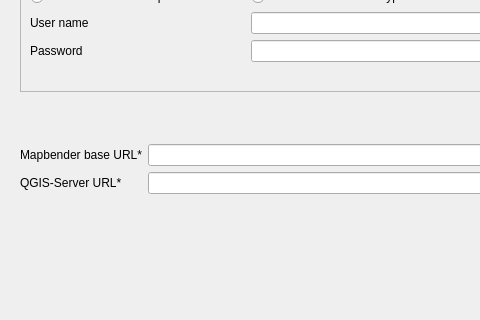
Before: the Qt Designer form dialogs/ui/server_config_dialog.ui in WhereGroup/qgis2mapbender, drawn with Qt 5; both pictures show x 0 to 480 and y 112 to 432 of the 868 by 432 pixel window.
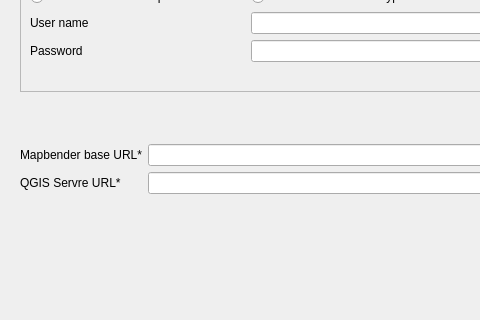
After: the same form once the commit is applied. Icons and pictures are not drawn. Custom widgets are drawn as their Qt base class.

Commit message: replace qgis-server with qgis server

Patch:
```diff
--- a/dialogs/ui/server_config_dialog.ui
+++ b/dialogs/ui/server_config_dialog.ui
@@ -98,7 +98,7 @@
           <item row="3" column="0">
            <widget class="QLabel" name="qgisServerPathLabel">
             <property name="text">
-             <string>QGIS-Server URL*</string>
+             <string>QGIS Servre URL*</string>
             </property>
            </widget>
           </item>
```
The commit also changes 2 other files.
